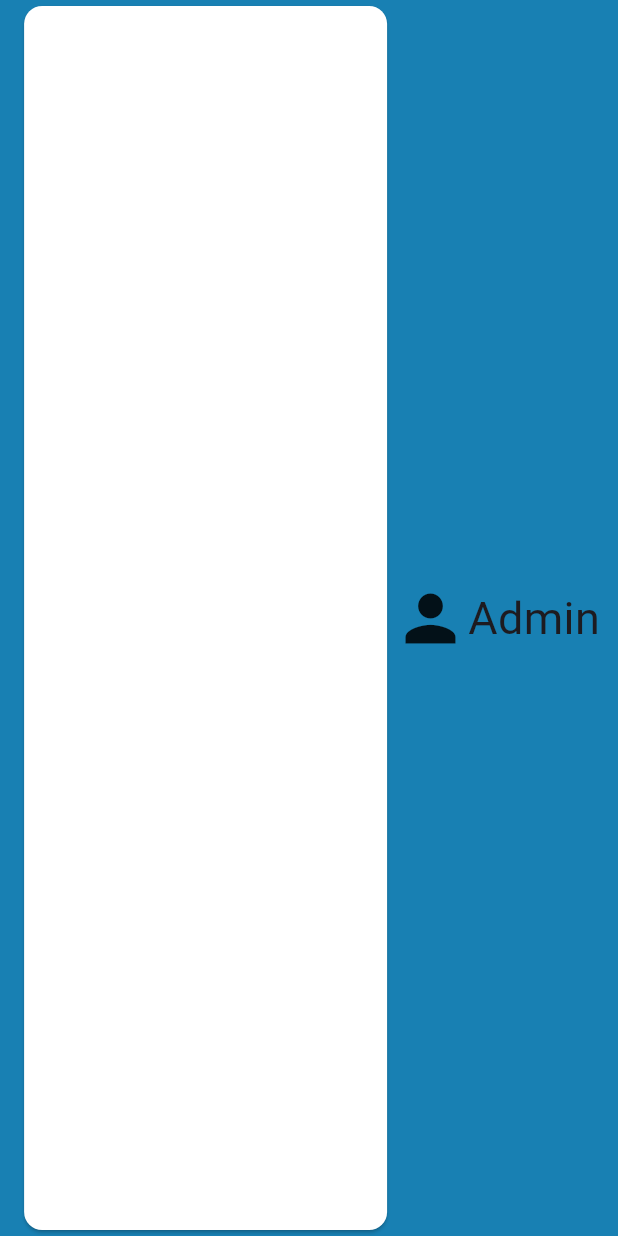
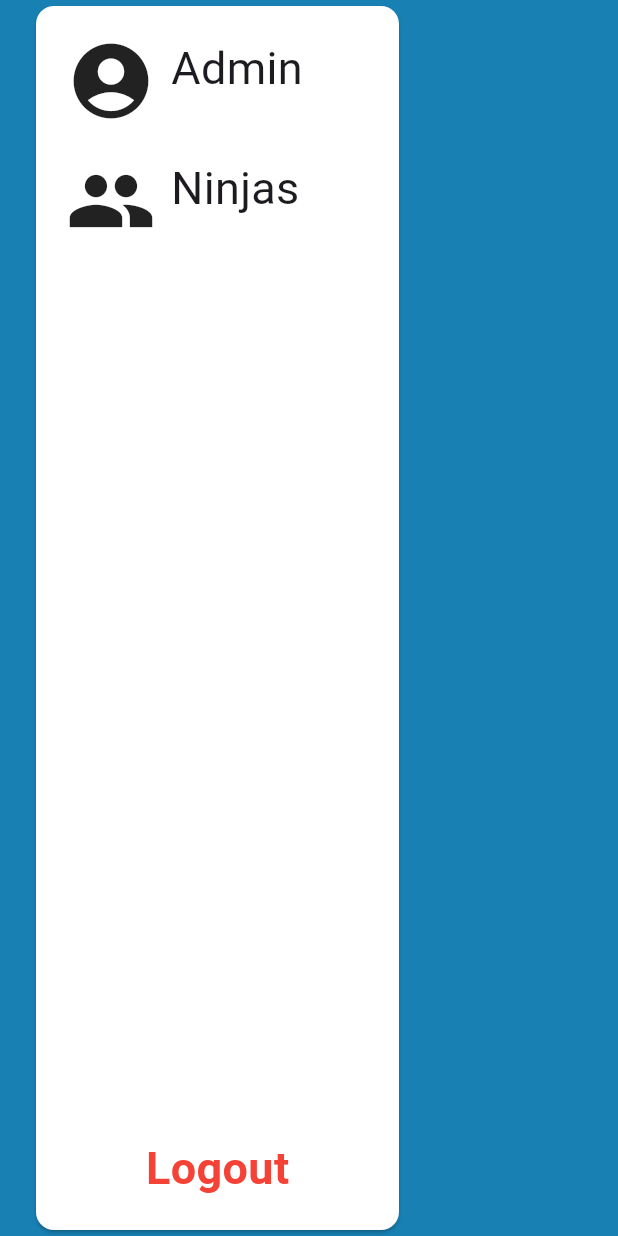
Before and after one commit to PaulSirois/CodeNinjas_sk_webapp, a Flutter app: the screen it shows after launch, on a phone screen of 412 x 824 dp. Run offline on Flutter 3.47's test engine with Material 3 defaults, Android fonts, the light colour scheme and no system bars.

Commit message:
changed a few things
- repositioned the card/rectangle
- put the user icon and name into the card
- added ninjas icon and text
- changed the user icon
- added a logout text to the bottom of the card

```diff
--- a/frontend/code_ninjas_webapp_frontend/cn_webapp_frontend/lib/main.dart
+++ b/frontend/code_ninjas_webapp_frontend/cn_webapp_frontend/lib/main.dart
@@ -15,25 +15,77 @@
         backgroundColor: Color.fromRGBO(24, 128, 179, 1),
         body: Center(
           child: Row(
-            mainAxisAlignment: MainAxisAlignment.center,
+            mainAxisAlignment: MainAxisAlignment.start,
             children: [
-              SizedBox(
-                height: 900,
+              Padding(
+                padding: EdgeInsets.only(left: 20.0),
+                child: SizedBox(
+                  height: 950,
                   width: 250,
                   child: Card(
                     color: Color.fromRGBO(255, 255, 255, 1),
                     child: Padding(
                       padding: EdgeInsets.all(20),
+                      child: Column(
+                        crossAxisAlignment: CrossAxisAlignment.start,
+                        children: [
+                          Row(
+                            crossAxisAlignment: CrossAxisAlignment.start,
+                            children: [
+                              Align(
+                                alignment: Alignment.topCenter,
+                                child: Icon(
+                                  Icons.account_circle,
+                                  size: 60,
+                                ),
+                              ),
+                              SizedBox(width: 10),
+                              Align(
+                                alignment: Alignment.topCenter,
+                                child: Text(
+                                  'Admin',
+                                  style: TextStyle(fontSize: 30),
+                                ),
+                              ),
+                            ],
+                          ),
+                          SizedBox(height: 20),
+                          Row(
+                            crossAxisAlignment: CrossAxisAlignment.start,
+                            children: [
+                              Align(
+                                alignment: Alignment.topCenter,
+                                child: Icon(
+                                  Icons.people,
+                                  size: 60,
+                                ),
+                              ),
+                              SizedBox(width: 10),
+                              Align(
+                                alignment: Alignment.topCenter,
+                                child: Text(
+                                  'Ninjas',
+                                  style: TextStyle(fontSize: 30),
+                                ),
+                              ),
+                            ],
+                          ),
+                          Spacer(),
+                          Align(
+                            alignment: Alignment.bottomCenter,
+                            child: Text(
+                              'Logout',
+                              style: TextStyle(
+                                  fontSize: 30,
+                                  color: Colors.red,
+                                  fontWeight: FontWeight.bold),
+                            ),
+                          ),
+                        ],
                       ),
                     ),
                   ),
-              Icon(
-                Icons.person,
-                size: 50,
                 ),
-              Text(
-                'Admin',
-                style: TextStyle(fontSize: 30),
               ),
             ],
           ),
```
Lines whose indentation alone changed are shown as unchanged.
